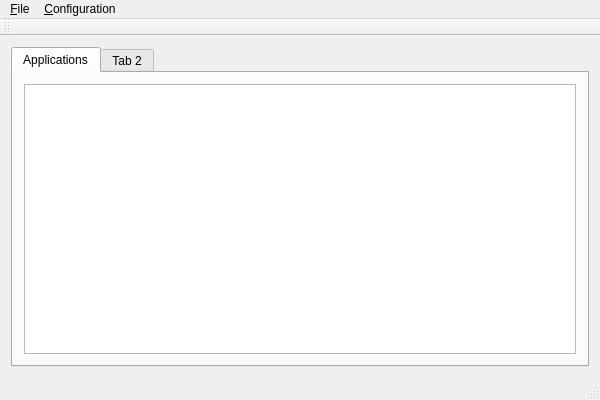
Qt form source/mainwindow.ui (martin-kudlicka/virtual-desktop-manager) before a commit.
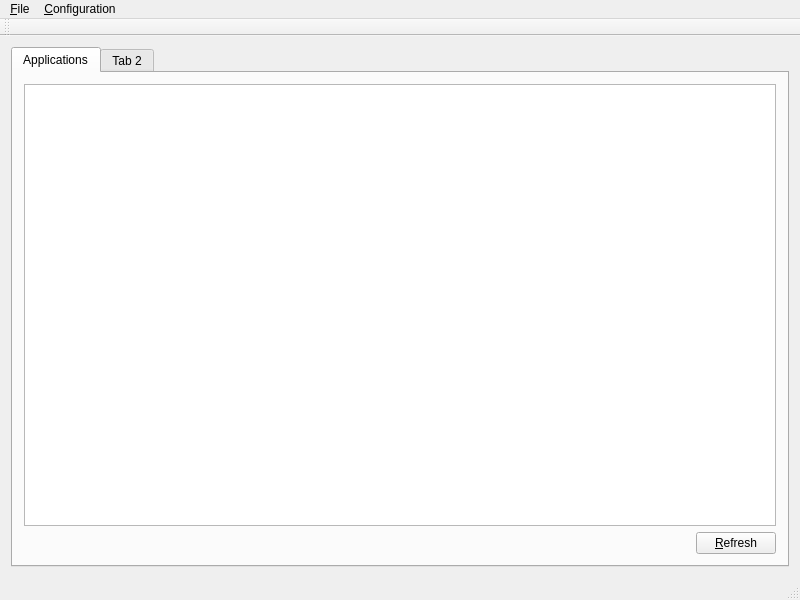
The same form after that commit.

Commit message: + refresh applications

The edit to the form file:
```diff
--- a/source/mainwindow.ui
+++ b/source/mainwindow.ui
@@ -6,8 +6,8 @@
    <rect>
     <x>0</x>
     <y>0</y>
-    <width>600</width>
-    <height>400</height>
+    <width>800</width>
+    <height>600</height>
    </rect>
   </property>
   <property name="windowTitle">
@@ -25,6 +25,30 @@
         <item>
          <widget class="QTreeView" name="applicationView"/>
         </item>
+        <item>
+         <layout class="QHBoxLayout" name="horizontalLayout">
+          <item>
+           <spacer name="horizontalSpacer">
+            <property name="orientation">
+             <enum>Qt::Horizontal</enum>
+            </property>
+            <property name="sizeHint" stdset="0">
+             <size>
+              <width>40</width>
+              <height>20</height>
+             </size>
+            </property>
+           </spacer>
+          </item>
+          <item>
+           <widget class="QPushButton" name="refreshApplicationsButton">
+            <property name="text">
+             <string>&amp;Refresh</string>
+            </property>
+           </widget>
+          </item>
+         </layout>
+        </item>
        </layout>
       </widget>
       <widget class="QWidget" name="tab_2">
@@ -41,7 +65,7 @@
     <rect>
      <x>0</x>
      <y>0</y>
-     <width>600</width>
+     <width>800</width>
      <height>21</height>
     </rect>
    </property>
```
The commit also changes 4 other files.
